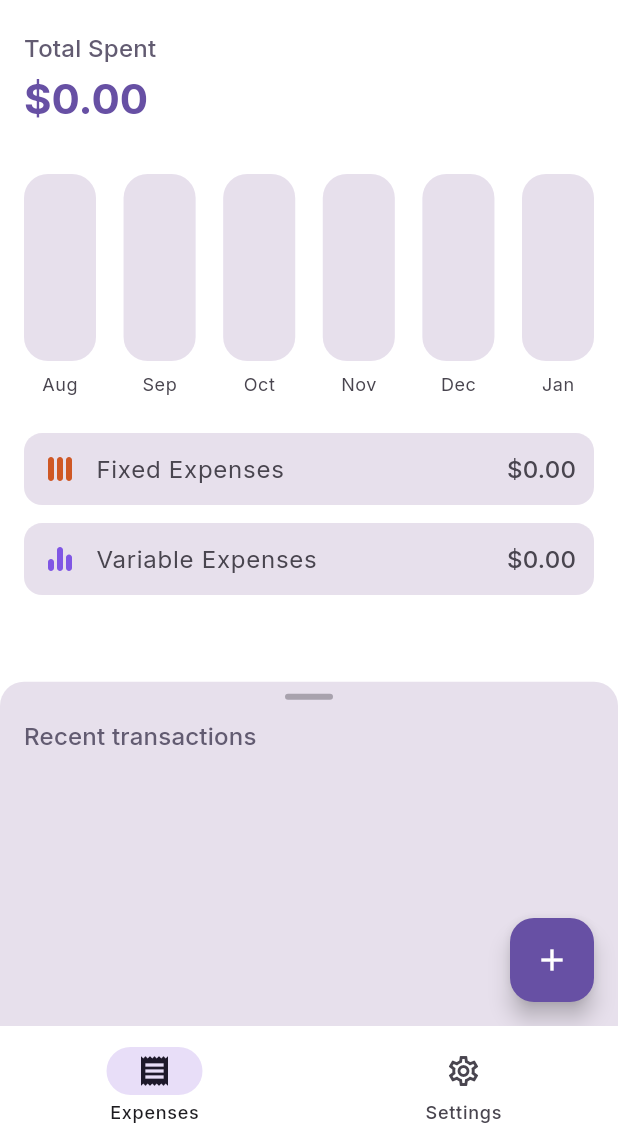
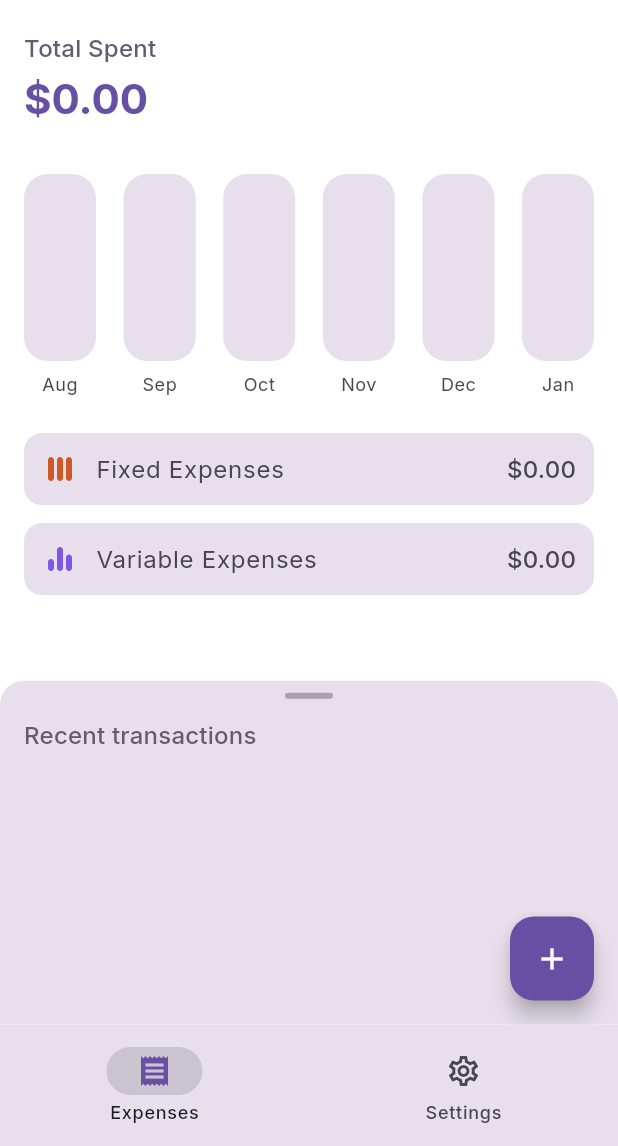
Before and after one commit to 0x6762/kiwi-spending-tracker, a Flutter app: the screen it shows after launch, on a phone screen of 412 x 824 dp, the part 90-1236 px from its top. Run offline on Flutter 3.47's test engine with Material 3 defaults, Android fonts, the phone set to English and light mode, and no system bars; drawn by our look-alikes of fl_chart; our stand-ins replace flutter_svg, google_fonts, shared_preferences.

Commit message:
Adjust navigation bar colors

```diff
--- a/lib/screens/main_screen.dart
+++ b/lib/screens/main_screen.dart
@@ -25,26 +25,60 @@ class _MainScreenState extends State<MainScreen> {
           const SettingsScreen(),
         ],
       ),
-      bottomNavigationBar: NavigationBar(
+      bottomNavigationBar: Container(
+        decoration: BoxDecoration(
+          border: Border(
+            top: BorderSide(
+              color: Theme.of(context).colorScheme.surfaceVariant,
+              width: 1,
+            ),
+          ),
+        ),
+        child: NavigationBar(
           onDestinationSelected: (index) {
             setState(() {
               _selectedIndex = index;
             });
           },
           selectedIndex: _selectedIndex,
-        destinations: const [
+          backgroundColor: Theme.of(context).colorScheme.surfaceVariant,
+          elevation: 0,
+          height: 80,
+          indicatorColor: Theme.of(context).colorScheme.outlineVariant,
+          labelBehavior: NavigationDestinationLabelBehavior.alwaysShow,
+          indicatorShape: RoundedRectangleBorder(
+            borderRadius: BorderRadius.circular(20),
+          ),
+          destinations: [
             NavigationDestination(
-            icon: Icon(Icons.receipt_outlined),
-            selectedIcon: Icon(Icons.receipt),
+              icon: Icon(
+                Icons.receipt_outlined,
+                color: _selectedIndex == 0
+                    ? Theme.of(context).colorScheme.primary
+                    : Theme.of(context).colorScheme.onSurfaceVariant,
+              ),
+              selectedIcon: Icon(
+                Icons.receipt,
+                color: Theme.of(context).colorScheme.primary,
+              ),
               label: 'Expenses',
             ),
             NavigationDestination(
-            icon: Icon(Icons.settings_outlined),
-            selectedIcon: Icon(Icons.settings),
+              icon: Icon(
+                Icons.settings_outlined,
+                color: _selectedIndex == 1
+                    ? Theme.of(context).colorScheme.primary
+                    : Theme.of(context).colorScheme.onSurfaceVariant,
+              ),
+              selectedIcon: Icon(
+                Icons.settings,
+                color: Theme.of(context).colorScheme.primary,
+              ),
               label: 'Settings',
             ),
           ],
         ),
+      ),
     );
   }
 }
--- a/lib/theme/theme.dart
+++ b/lib/theme/theme.dart
@@ -185,7 +185,7 @@ class AppTheme {
         ),
       ),
       floatingActionButtonTheme: FloatingActionButtonThemeData(
-        backgroundColor: const Color(0xFF6F737C),
+        backgroundColor: darkColorScheme.outlineVariant,
         foregroundColor: const Color(0xFFffffff),
       ),
     );
```
Lines whose indentation alone changed are shown as unchanged.
